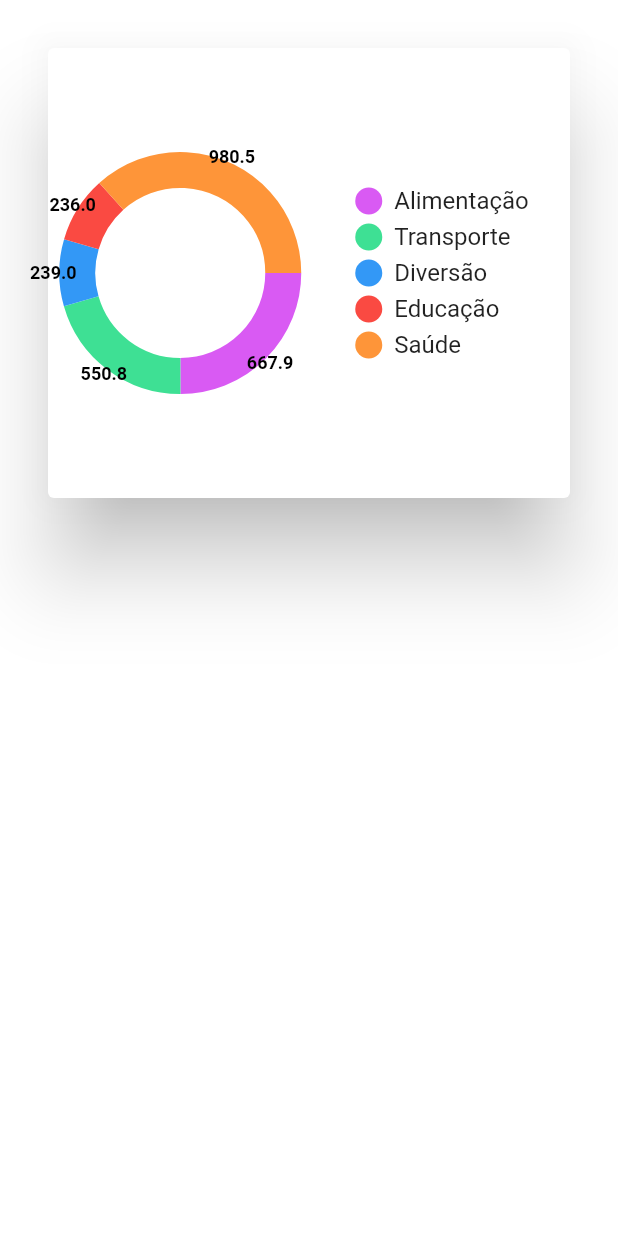
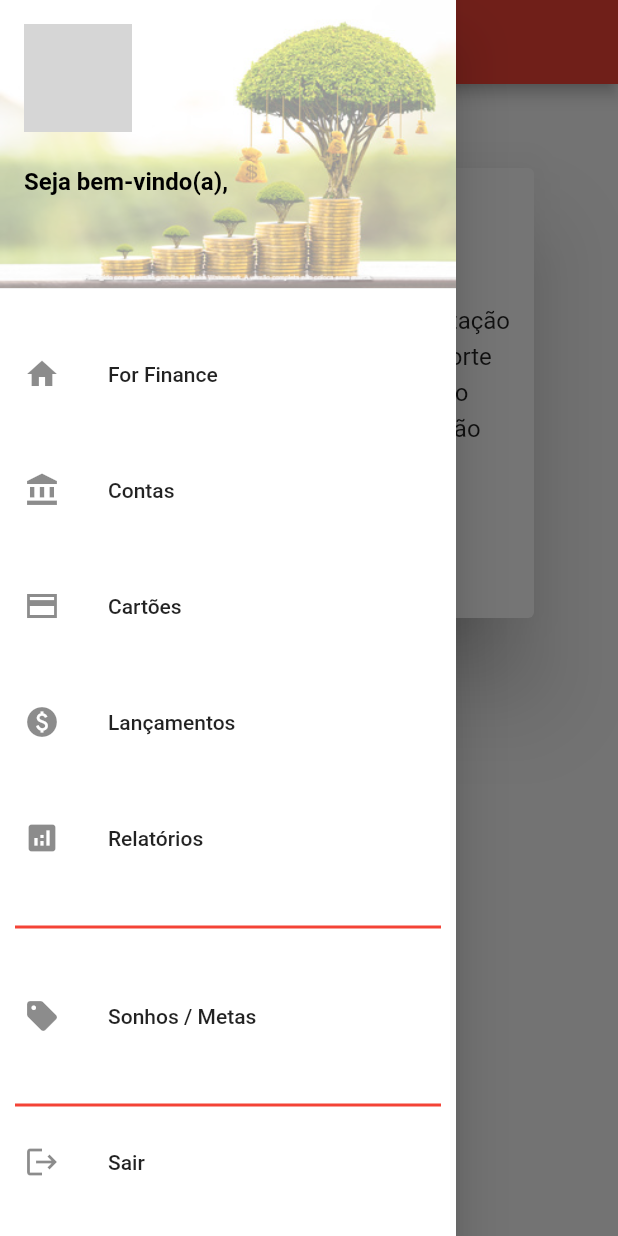
Before and after one commit to proz-tecnologia/PIT03GP04, a Flutter app: the HomePage screen opened by its route, with the side drawer open (before the commit the screen has no drawer), on a phone screen of 412 x 824 dp. Run offline on Flutter 3.47's test engine with Material 2 defaults, Android fonts, the phone set to English and light mode, and no system bars; drawn by our look-alikes of pie_chart; our stand-ins replace animated_splash_screen, flutter_mobx, flutter_slidable, lottie, mobx; missing offline and left inert: validatorless; generated files the repository leaves out were written again; network calls fail; grey boxes are pictures that could not be loaded.

Commit message:
Atualização, inserido MOBX pegando dados da LOGIN e CADUSUARIO, levando para o DRAWER.

```diff
--- /dev/null
+++ b/lib/src/ui/pages/drawer_page.dart
@@ -0,0 +1,151 @@
+import 'package:flutter/material.dart';
+import 'package:flutter_mobx/flutter_mobx.dart';
+import 'package:four_finance_app/src/models/login_store.dart';
+import 'package:four_finance_app/src/util/string.dart';
+import 'package:provider/provider.dart';
+
+class DrawerView extends StatefulWidget {
+  const DrawerView({super.key});
+
+  @override
+  State<DrawerView> createState() => _DrawerViewState();
+}
+
+class _DrawerViewState extends State<DrawerView> {
+  //Chamando a CLASSE LOGIN q contém o MOBX, foi removido (= LoginStore();), por conta do PROVIDER
+  late LoginStore loginStore;
+
+  //usado p transitar dados com MOBX o PROVIDER é necessário
+  @override
+  void didChangeDependencies() {
+    super.didChangeDependencies();
+    loginStore = Provider.of<LoginStore>(context);
+  }
+
+  @override
+  Widget build(BuildContext context) {
+    return SafeArea(
+      child: Drawer(
+        // width: 225,
+        child: Center(
+          child: Column(
+            children: [
+              Container(
+                  color: Colors.white,
+                  height: 200,
+                  //Td esse WIDGET esta sendo observad com MOBX
+                  child: Observer(builder: (_) {
+                    return UserAccountsDrawerHeader(
+                      decoration: const BoxDecoration(
+                        image: DecorationImage(
+                            image: AssetImage('assets/background_drawer2.png'),
+                            fit: BoxFit.fill),
+                        color: Colors.red,
+                      ),
+                      accountName: Text(
+                        'Seja bem-vindo(a),\n${loginStore.nameUser}',
+                        style: const TextStyle(
+                            fontSize: 16,
+                            fontWeight: FontWeight.w600,
+                            color: Colors.black),
+                      ),
+                      accountEmail: Text(
+                        '',
+                        //Caso decidam exibir o email do usuario
+                        //loginStore.email,
+                        style: TextStyle(
+                            color: Colors.black,
+                            fontSize: 18,
+                            fontWeight: FontWeight.w600),
+                      ),
+                      currentAccountPicture: const CircleAvatar(
+                        radius: 30.0,
+                        backgroundImage: NetworkImage(
+                          'https://cdn.pixabay.com/photo/2015/03/03/08/55/portrait-657116_960_720.jpg',
+                        ),
+                      ),
+                    );
+                  })),
+              Expanded(
+                child: Container(
+                  color: Colors.white,
+                  child: Column(
+                    mainAxisAlignment: MainAxisAlignment.spaceEvenly,
+                    children: [
+                      ListTile(
+                        leading: const Icon(Icons.home),
+                        title: const Text(
+                          // ? Aqui estou usando o arquivo Strings e imprimindo o nome do App
+                          Strings.APP_NAME,
+                        ),
+                        onTap: () {
+                          Navigator.pushNamed(context, '/home');
+                        },
+                      ),
+                      const ListTile(
+                        leading: Icon(Icons.account_balance),
+                        title: Text('Contas'),
+                      ),
+                      const ListTile(
+                        leading: Icon(Icons.credit_card_sharp),
+                        title: Text('Cartões'),
+                      ),
+                      ListTile(
+                        leading: const Icon(Icons.paid),
+                        title: const Text(
+                          // ? Aqui estou usando o arquivo Strings e imprimindo o nome da tela (Lançamento)
+                          Strings.HOME_LABEL_TRANSACTION,
+                        ),
+                        onTap: () {
+                          Navigator.pushNamed(context, '/transaction');
+                        },
+                      ),
+                      const ListTile(
+                        leading: Icon(Icons.analytics),
+                        title: Text('Relatórios'),
+                      ),
+                      // ? Linha que divide as opções
+                      const Divider(
+                        height: 20,
+                        thickness: 2,
+                        indent: 10,
+                        endIndent: 10,
+                        color: Colors.red,
+                      ),
+                      const ListTile(
+                        leading: Icon(Icons.sell),
+                        title: Text('Sonhos / Metas'),
+                      ),
+                      Column(
+                        children: [
+                          // ? Linha que divide as opções
+                          const Divider(
+                            height: 20,
+                            thickness: 2,
+                            indent: 10,
+                            endIndent: 10,
+                            color: Colors.red,
+                          ),
+
+                          ListTile(
+                            leading: const Icon(Icons.logout),
+                            title: const Text("Sair"),
+                            focusColor: Colors.red,
+                            onTap: () {
+                              Navigator.of(context)
+                                  .pushReplacementNamed('/login');
+                            },
+                          )
+                        ],
+                      )
+                    ],
+                  ),
+                ),
+              ),
+            ],
+          ),
+        ),
+      ),
+    );
+  }
+}
--- a/lib/src/ui/pages/home_page.dart
+++ b/lib/src/ui/pages/home_page.dart
@@ -1,4 +1,5 @@
 import 'package:flutter/material.dart';
+import 'package:four_finance_app/src/ui/pages/drawer_page.dart';
 import 'package:pie_chart/pie_chart.dart';
 
 class HomePage extends StatefulWidget {
@@ -30,6 +31,13 @@ class _HomePageState extends State<HomePage> {
   @override
   Widget build(BuildContext context) {
     return SafeArea(
+        child: Scaffold(
+      appBar: AppBar(
+        backgroundColor: Colors.red,
+      ),
+      drawer: const DrawerView(),
+      body: Padding(
+        padding: const EdgeInsets.all(24),
         child: Container(
           alignment: Alignment.topCenter,
           child: Card(
@@ -67,6 +75,7 @@ class _HomePageState extends State<HomePage> {
             ),
           ),
         ),
-    );
+      ),
+    ));
   }
 }
--- /dev/null
+++ b/lib/src/util/string.dart
@@ -0,0 +1,7 @@
+// ignore_for_file: constant_identifier_names
+
+abstract class Strings {
+  static const String APP_NAME = "For Finance";
+
+  static const String HOME_LABEL_TRANSACTION = "Lançamentos";
+}
```
Also changed, not shown: lib/main.dart (+16 -9 lines), lib/src/controller/login_controller.dart (deleted, +0 -19 lines), lib/src/models/login_store.dart (added, +28 -0 lines), lib/src/models/transaction.dart (added, +22 -0 lines), lib/src/ui/pages/cadLogin_page.dart (+74 -25 lines), lib/src/ui/pages/login_page.dart (+49 -14 lines), lib/src/ui/pages/transaction_page.dart (added, +80 -0 lines), lib/src/util/main_screen.dart (deleted, +0 -49 lines), pubspec.yaml (+16 -21 lines), assets/background_drawer2.png (added), lib/src/models/login_store.g.dart (added), pubspec.lock. Lines whose indentation alone changed are shown as unchanged.
